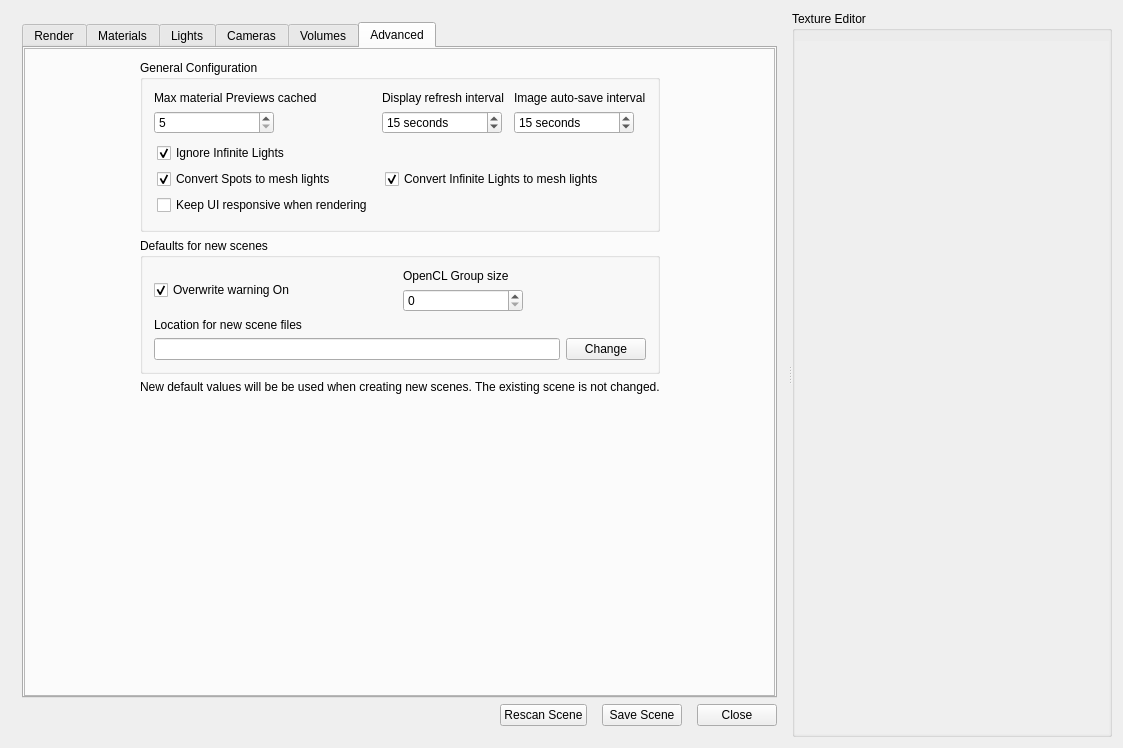
Before: the Qt Designer form src/gui/uiFiles/realitypanel.ui in Omniflux/reality, drawn with Qt 5.
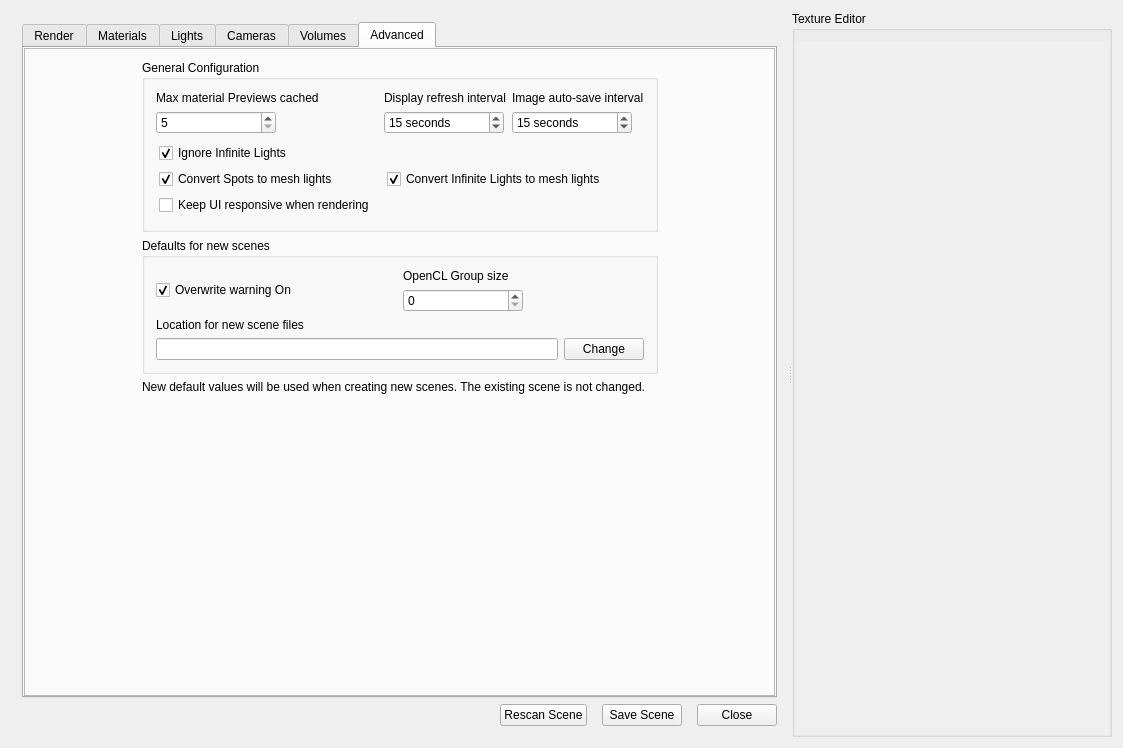
After: the same form once the commit is applied. The open tabs and pages were chosen to show the change. Icons and pictures are not drawn. Custom widgets are drawn as their Qt base class.

```diff
--- a/src/gui/uiFiles/realitypanel.ui
+++ b/src/gui/uiFiles/realitypanel.ui
@@ -1670,7 +1670,7 @@
               <item row="3" column="1">
                <widget class="QLabel" name="label">
                 <property name="text">
-                 <string>New default values will be be used when creating new scenes. The existing scene is not changed.</string>
+                 <string>New default values will be used when creating new scenes. The existing scene is not changed.</string>
                 </property>
                </widget>
               </item>
```
